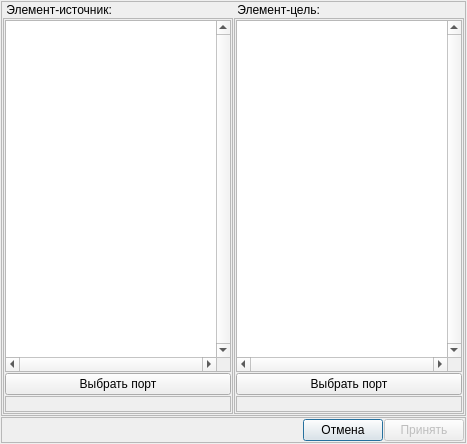
Above: Dialogs/create_link_dialog.ui from Intueor/Z-Editor before the change. Below: the same form after it.
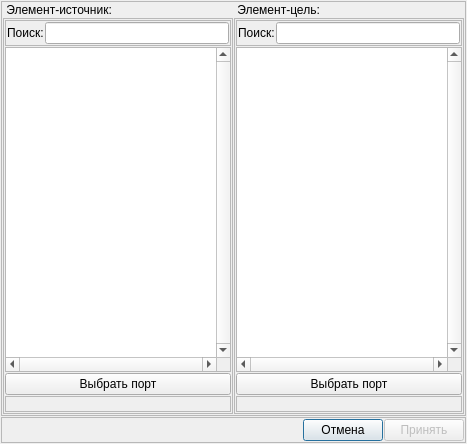
That is the form after the change. Icons and pictures are not drawn. Custom widgets are drawn as their Qt base class.

The edit to the form file:
```diff
--- a/Dialogs/create_link_dialog.ui
+++ b/Dialogs/create_link_dialog.ui
@@ -72,7 +72,7 @@
         <property name="frameShadow">
          <enum>QFrame::Raised</enum>
         </property>
-        <layout class="QVBoxLayout" name="verticalLayout_2" stretch="0,0,0">
+        <layout class="QVBoxLayout" name="verticalLayout_2" stretch="0,0,0,0">
          <property name="spacing">
           <number>1</number>
          </property>
@@ -88,6 +88,43 @@
          <property name="bottomMargin">
           <number>1</number>
          </property>
+         <item>
+          <widget class="QFrame" name="frame_SD">
+           <property name="frameShape">
+            <enum>QFrame::StyledPanel</enum>
+           </property>
+           <property name="frameShadow">
+            <enum>QFrame::Raised</enum>
+           </property>
+           <layout class="QHBoxLayout" name="horizontalLayout_2">
+            <property name="spacing">
+             <number>1</number>
+            </property>
+            <property name="leftMargin">
+             <number>1</number>
+            </property>
+            <property name="topMargin">
+             <number>1</number>
+            </property>
+            <property name="rightMargin">
+             <number>1</number>
+            </property>
+            <property name="bottomMargin">
+             <number>1</number>
+            </property>
+            <item>
+             <widget class="QLabel" name="label_Search_Dst">
+              <property name="text">
+               <string>Поиск:</string>
+              </property>
+             </widget>
+            </item>
+            <item>
+             <widget class="SafeSearchingLineEdit" name="lineEdit_SD"/>
+            </item>
+           </layout>
+          </widget>
+         </item>
          <item>
           <widget class="QListWidget" name="listWidget_Dst">
            <property name="minimumSize">
@@ -151,6 +188,43 @@
          <property name="bottomMargin">
           <number>1</number>
          </property>
+         <item>
+          <widget class="QFrame" name="frame_SS">
+           <property name="frameShape">
+            <enum>QFrame::StyledPanel</enum>
+           </property>
+           <property name="frameShadow">
+            <enum>QFrame::Raised</enum>
+           </property>
+           <layout class="QHBoxLayout" name="horizontalLayout_3">
+            <property name="spacing">
+             <number>1</number>
+            </property>
+            <property name="leftMargin">
+             <number>1</number>
+            </property>
+            <property name="topMargin">
+             <number>1</number>
+            </property>
+            <property name="rightMargin">
+             <number>1</number>
+            </property>
+            <property name="bottomMargin">
+             <number>1</number>
+            </property>
+            <item>
+             <widget class="QLabel" name="label_Search_Src">
+              <property name="text">
+               <string>Поиск:</string>
+              </property>
+             </widget>
+            </item>
+            <item>
+             <widget class="SafeSearchingLineEdit" name="lineEdit_SS"/>
+            </item>
+           </layout>
+          </widget>
+         </item>
          <item>
           <widget class="QListWidget" name="listWidget_Src">
            <property name="minimumSize">
@@ -265,6 +339,13 @@
    </item>
   </layout>
  </widget>
+ <customwidgets>
+  <customwidget>
+   <class>SafeSearchingLineEdit</class>
+   <extends>QLineEdit</extends>
+   <header>safe-searching-line-edit.h</header>
+  </customwidget>
+ </customwidgets>
  <tabstops>
   <tabstop>listWidget_Src</tabstop>
   <tabstop>listWidget_Dst</tabstop>
```
Left out of the diff: 12 changed lines with no effect on the pictures.
